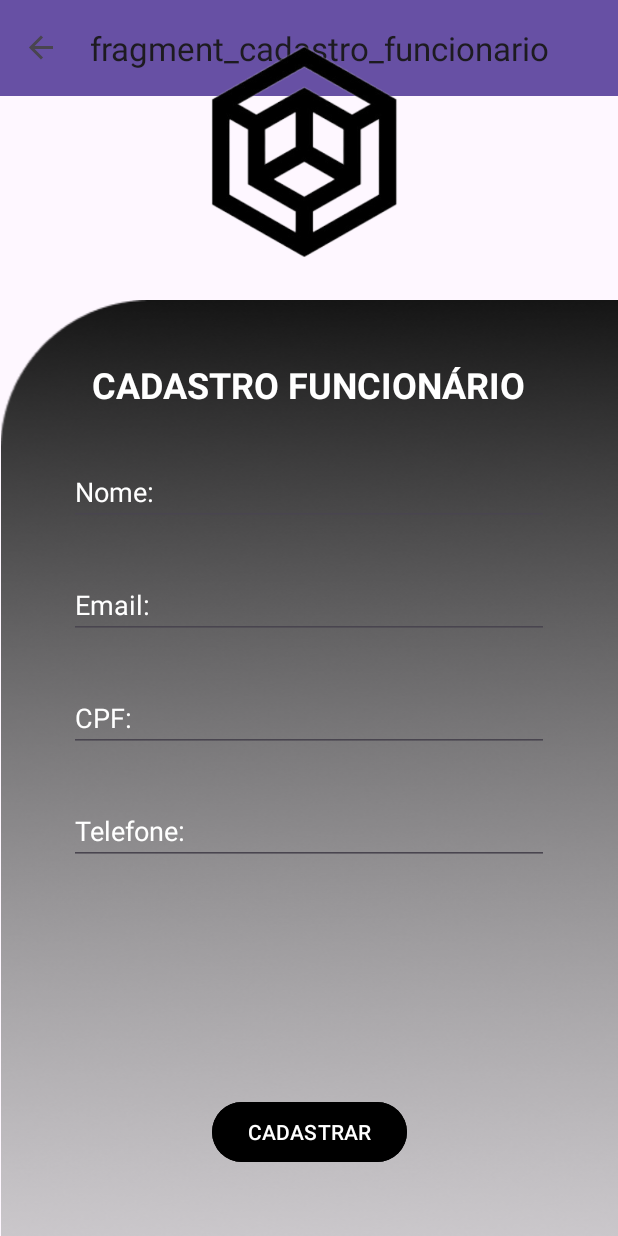
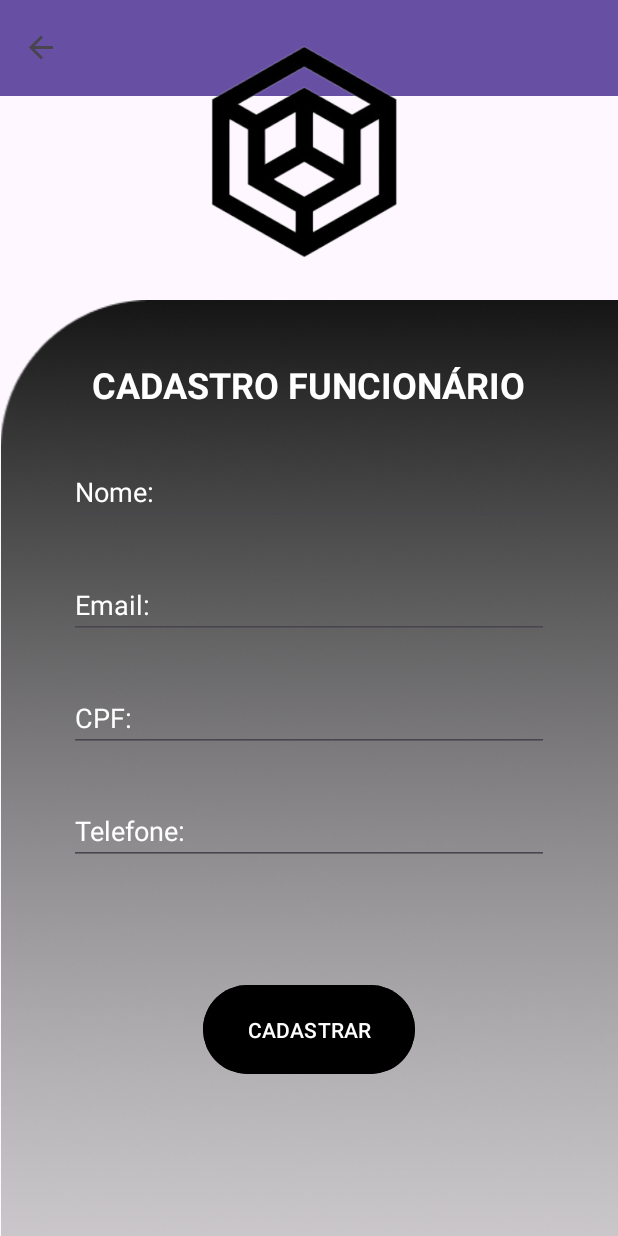
Before and after one commit to Kainafelipe16/SafeGuardPro, an Android app: the CadastroFuncionarioFragment screen opened through its navigation route, on a phone screen of 412 x 824 dp. Run offline under Robolectric (Android 15) with nearby library versions, the phone set to English and light mode, and no system bars; our stand-ins replace navigation-ui.

Commit message:
mudança Funcionario

```diff
--- a/app/src/main/AndroidManifest.xml
+++ b/app/src/main/AndroidManifest.xml
@@ -2,6 +2,7 @@
 <manifest xmlns:android="http://schemas.android.com/apk/res/android"
     xmlns:tools="http://schemas.android.com/tools">
 
+    <uses-permission android:name="android.permission.INTERNET" />
     <application
         android:allowBackup="true"
         android:dataExtractionRules="@xml/data_extraction_rules"
--- a/app/src/main/java/com/akatsuki/safeguardpro/service/model/Funcionario.kt
+++ b/app/src/main/java/com/akatsuki/safeguardpro/service/model/Funcionario.kt
@@ -1,5 +1,8 @@
 package com.akatsuki.safeguardpro.service.model
 
 data class Funcionario(
-    val id: Int
+    var id: Int = 0,
+    var nome: String = "",
+    var sobrenome: String = "",
+    var cpf: String = "",
 )
--- a/app/src/main/java/com/akatsuki/safeguardpro/service/repository/EpiRepository.kt
+++ b/app/src/main/java/com/akatsuki/safeguardpro/service/repository/EpiRepository.kt
@@ -3,7 +3,7 @@ package com.akatsuki.safeguardpro.service.repository
 import android.content.Context
 import com.akatsuki.safeguardpro.service.model.Epi
 import com.akatsuki.safeguardpro.service.repository.remote.EpiService
-import com.akatsuki.safeguardpro.service.repository.remote.RetrofitClient
+import com.rafael.firstapp.service.repository.remote.RetrofitClient
 import okhttp3.MediaType.Companion.toMediaTypeOrNull
 import okhttp3.RequestBody.Companion.toRequestBody
 
--- a/app/src/main/java/com/akatsuki/safeguardpro/service/repository/remote/RetrofitClient.kt
+++ b/app/src/main/java/com/akatsuki/safeguardpro/service/repository/remote/RetrofitClient.kt
@@ -1,4 +1,4 @@
-package com.akatsuki.safeguardpro.service.repository.remote
+package com.rafael.firstapp.service.repository.remote
 
 import okhttp3.OkHttpClient
 import okhttp3.logging.HttpLoggingInterceptor
@@ -12,11 +12,12 @@ class RetrofitClient private constructor() {
         private fun getRetrofitInstance(): Retrofit {
             val logging = HttpLoggingInterceptor()
             logging.level = HttpLoggingInterceptor.Level.BODY
+
             val httpClient = OkHttpClient.Builder().addInterceptor(logging).build()
 
             if (!::retrofit.isInitialized) {
                 retrofit = Retrofit.Builder()
-                    .baseUrl("https://api-com-banco-modelo.vercel.app/")
+                    .baseUrl(("https://api-com-banco-modelo.vercel.app/"))
                     .client(httpClient)
                     .addConverterFactory(GsonConverterFactory.create())
                     .build()
--- a/app/src/main/java/com/akatsuki/safeguardpro/view/DetailFuncionarioFragment.kt
+++ b/app/src/main/java/com/akatsuki/safeguardpro/view/DetailFuncionarioFragment.kt
@@ -26,12 +26,6 @@ class DetailFuncionarioFragment : Fragment() {
         // configurar binding
         _binding = FragmentDetailFuncionarioBinding.inflate(inflater, container, false)
         return binding.root
-
-
-        // navegar para a tela de cadastro de pessoa
-//       binding. .setOnClickListener {
-//            findNavController().navigate(R.id.detailFuncionarioFragment2)
-//        }
     }
 
 }
--- a/app/src/main/res/layout/fragment_cadastro_funcionario.xml
+++ b/app/src/main/res/layout/fragment_cadastro_funcionario.xml
@@ -101,15 +101,15 @@
 
     <Button
         android:id="@+id/btnCadastrar"
-        android:layout_width="wrap_content"
-        android:layout_height="wrap_content"
-        app:layout_constraintStart_toStartOf="parent"
-        app:layout_constraintEnd_toEndOf="parent"
-        app:layout_constraintBottom_toBottomOf="parent"
-        android:layout_marginBottom="45dp"
+        android:layout_width="141dp"
+        android:layout_height="67dp"
+        android:layout_marginBottom="104dp"
         android:backgroundTint="@color/black"
         android:text="CADASTRAR"
         android:textColor="@color/white"
+        app:layout_constraintBottom_toBottomOf="parent"
+        app:layout_constraintEnd_toEndOf="parent"
+        app:layout_constraintStart_toStartOf="parent"
         tools:ignore="MissingConstraints" />
 
 
--- a/app/src/main/res/navigation/mobile_navigation.xml
+++ b/app/src/main/res/navigation/mobile_navigation.xml
@@ -18,27 +18,32 @@
     <fragment
         android:id="@+id/loginFragment"
         android:name="com.akatsuki.safeguardpro.view.LoginFragment"
-        android:label="" />
+        android:label=""
+        tools:layout="@layout/fragment_login"/>
     <fragment
         android:id="@+id/cadastroEpiFragment"
         android:name="com.akatsuki.safeguardpro.view.CadastroEpiFragment"
-        android:label="CadastroEpiFragment" />
+        android:label="CadastroEpiFragment"
+        tools:layout="@layout/fragment_cadastro_epi"/>
     <fragment
         android:id="@+id/relatorioEpiFragment"
         android:name="com.akatsuki.safeguardpro.view.RelatorioEpiFragment"
-        android:label="RelatorioEpiFragment" />
+        android:label="RelatorioEpiFragment"
+        tools:layout="@layout/fragment_relatorio_epi"/>
     <fragment
         android:id="@+id/relatorioFuncionarioFragment"
         android:name="com.akatsuki.safeguardpro.view.RelatorioFuncionarioFragment"
-        android:label="RelatorioFuncionarioFragment" />
+        android:label="RelatorioFuncionarioFragment"
+        tools:layout="@layout/fragment_relatorio_funcionario"/>
     <fragment
         android:id="@+id/telaInicialFuncionarioFragment"
         android:name="com.akatsuki.safeguardpro.view.TelaInicialSupervisorFragment"
-        android:label="TelaInicialFuncionarioFragment" />
+        android:label="TelaInicialFuncionarioFragment"
+        tools:layout="@layout/fragment_tela_inicial_supervisor"/>
     <fragment
         android:id="@+id/cadastroFuncionarioFragment"
         android:name="com.akatsuki.safeguardpro.view.CadastroFuncionarioFragment"
-        android:label="fragment_cadastro_funcionario"
+        android:label=""
         tools:layout="@layout/fragment_cadastro_funcionario" />
     <fragment
         android:id="@+id/telaInicialFragment"
```
Also changed, not shown: app/src/main/java/com/akatsuki/safeguardpro/service/repository/FuncionarioRepository.kt (+54 -1 lines), app/src/main/java/com/akatsuki/safeguardpro/service/repository/remote/FuncionarioService.kt (added, +42 -0 lines), app/src/main/java/com/akatsuki/safeguardpro/view/CadastroFuncionarioFragment.kt (+45 -1 lines), app/src/main/java/com/akatsuki/safeguardpro/view/RelatorioEpiFragment.kt (deleted, +0 -60 lines), app/src/main/java/com/akatsuki/safeguardpro/view/adapter/FuncionarioAdapter.kt (+6 -2 lines), app/src/main/java/com/akatsuki/safeguardpro/viewmodel/FuncionarioViewModel.kt (+68 -15 lines), app/src/main/res/layout/fragment_detail_e_p_i.xml (+4 -4 lines).
